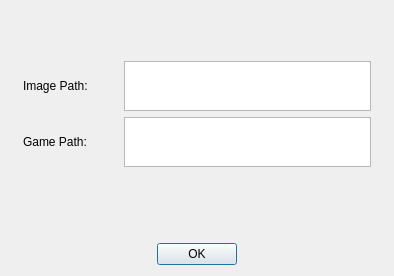
Qt form desktop app/project/resources/ARComponentDialog.ui (BenitezDev/GymkhanaCreator) before a commit.
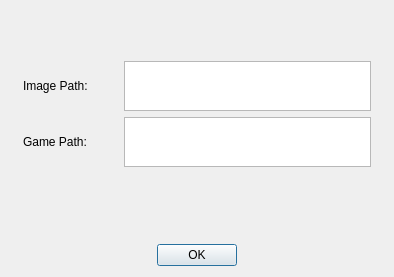
The same form after that commit.

Commit message: parse widgets working fino filipino

What changed in the file:
```diff
--- a/desktop app/project/resources/ARComponentDialog.ui
+++ b/desktop app/project/resources/ARComponentDialog.ui
@@ -7,7 +7,7 @@
     <x>0</x>
     <y>0</y>
     <width>394</width>
-    <height>257</height>
+    <height>277</height>
    </rect>
   </property>
   <property name="windowTitle">
```
The commit also changes 6 other files.
